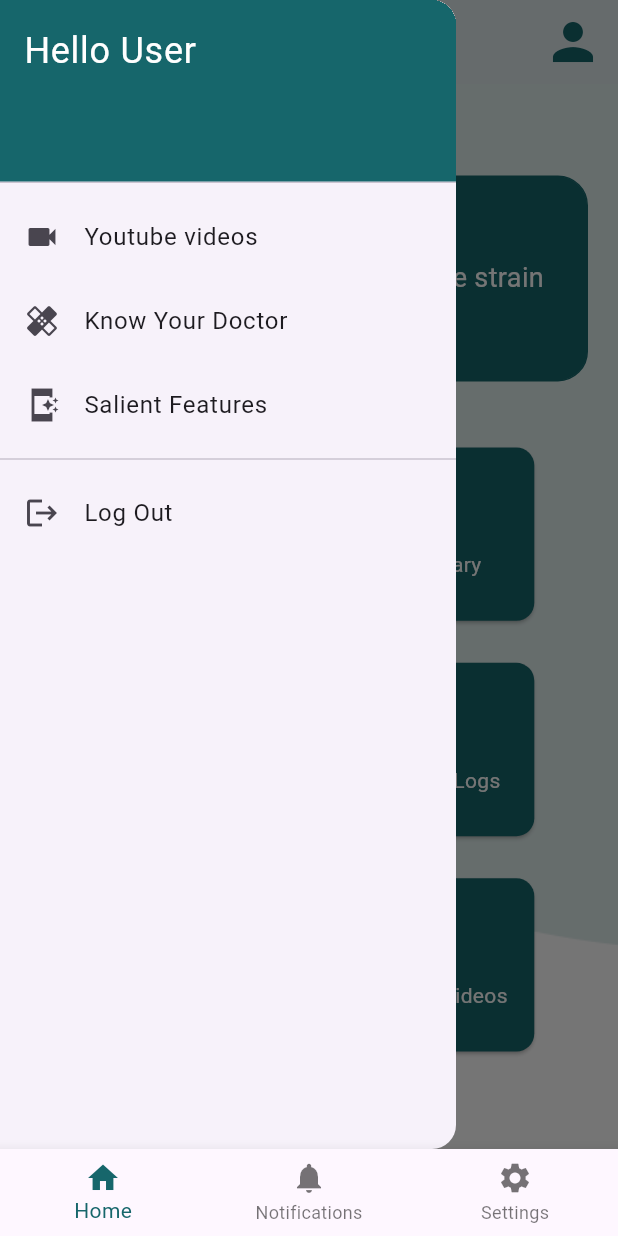
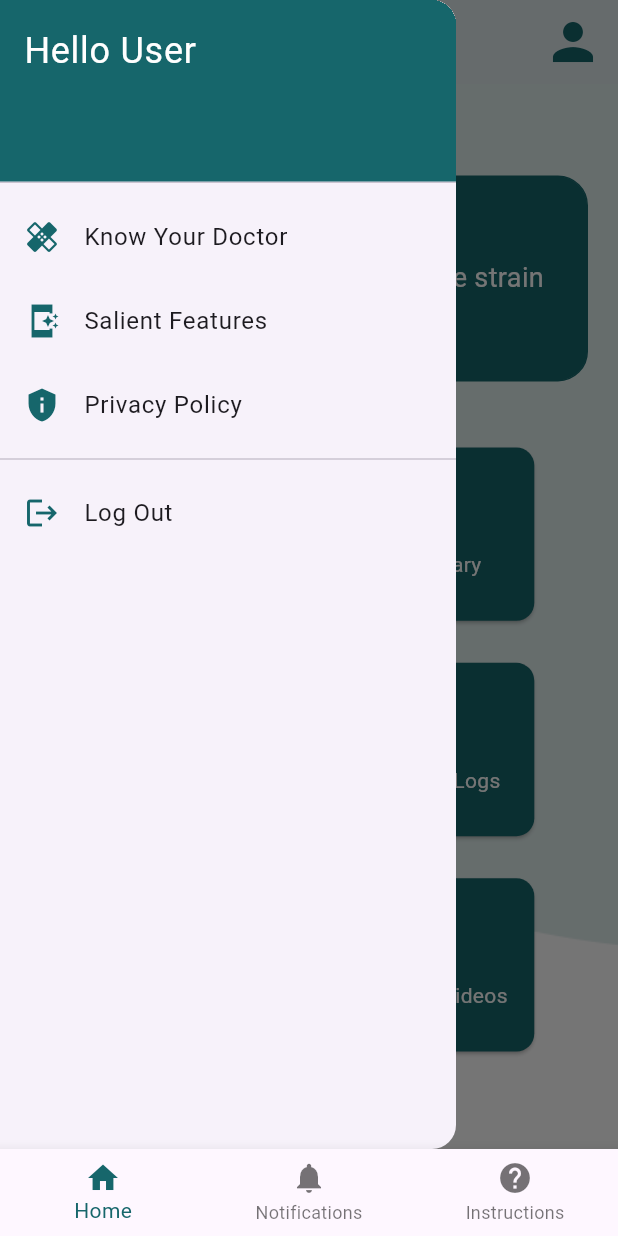
Before and after one commit to sanikaahadap/migraine_review, a Flutter app: the screen it shows once a user with an empty profile is signed in, with the side drawer open, on a phone screen of 412 x 824 dp. Run offline on Flutter 3.47's test engine with Material 3 defaults, Android fonts, the phone set to English and light mode, and no system bars; our stand-ins replace carousel_slider, cloud_firestore, file_picker, firebase_auth, firebase_core, firebase_storage and 9 more; missing offline and left inert: easy_pdf_viewer; accounts and stored records are empty.

Commit message:
added instructions manual, minor content changes in diary, settings removed

```diff
--- a/lib/user_home/home.dart
+++ b/lib/user_home/home.dart
@@ -7,9 +7,10 @@ import 'package:neurooooo/main_features/midas_assessment/midas.dart';
 import 'package:neurooooo/onboarding/animated_page.dart';
 import 'package:neurooooo/salient_features.dart';
 import 'package:neurooooo/user_home/doctor_info_page.dart';
-import 'package:neurooooo/user_home/settings.dart';
+import 'package:neurooooo/user_home/instruction_manual.dart';
 import 'package:neurooooo/main_features/faqs/faqs.dart';
 import 'package:neurooooo/main_features/calendar/calendar.dart';
+import 'package:neurooooo/user_home/privacy_policy.dart';
 import 'package:neurooooo/user_home/profile.dart';
 import 'package:neurooooo/main_features/personal_diary/diary.dart';
 import 'package:neurooooo/main_features/migraine_logs/migraine_logs.dart';
@@ -363,17 +364,7 @@ class HomePageState extends State<HomePage> {
               ),
             ),
             ListTile(
-              leading: const Icon(Icons.videocam), // Icon for YT videos
-              title: const Text('Youtube videos'),
-              onTap: () {
-                Navigator.push(
-                  context,
-                  MaterialPageRoute(builder: (context) => const YoutubeTips()),
-                );
-              },
-            ),
-            ListTile(
-              leading: const Icon(Icons.healing), // Icon for Know Your Doctor
+              leading: const Icon(Icons.healing, color: Color(0xFF16666B)), // Icon for Know Your Doctor
               title: const Text('Know Your Doctor'),
               onTap: () {
                 Navigator.push(
@@ -383,7 +374,7 @@ class HomePageState extends State<HomePage> {
               },
             ),
             ListTile(
-              leading: const Icon(Icons.app_shortcut_sharp), // Icon for FAQs
+              leading: const Icon(Icons.app_shortcut_sharp, color: Color(0xFF16666B)), // Icon for FAQs
               title: const Text('Salient Features'),
               onTap: () {
                 Navigator.push(
@@ -392,9 +383,19 @@ class HomePageState extends State<HomePage> {
                 );
               },
             ),
+            ListTile(
+              leading: const Icon(Icons.privacy_tip, color: Color(0xFF16666B)), // Icon for YT videos
+              title: const Text('Privacy Policy'),
+              onTap: () {
+                Navigator.push(
+                  context,
+                  MaterialPageRoute(builder: (context) => const PrivacyPolicyDescription()),
+                );
+              },
+            ),
             const Divider(),
             ListTile(
-              leading: const Icon(Icons.logout), // Icon for Log Out
+              leading: const Icon(Icons.logout, color: Color(0xFF16666B)), // Icon for Log Out
               title: const Text('Log Out'),
               onTap:()=> signUserOut(context),
             ),
--- a/lib/user_home/nav_bar.dart
+++ b/lib/user_home/nav_bar.dart
@@ -1,7 +1,7 @@
 import 'package:flutter/material.dart';
 import 'package:neurooooo/user_home/home.dart';
 import 'package:neurooooo/user_home/notifications.dart';
-import 'package:neurooooo/user_home/settings.dart';
+import 'package:neurooooo/user_home/instruction_manual.dart';
 
 class CustomBottomNavigationBar extends StatefulWidget {
   const CustomBottomNavigationBar({super.key});
@@ -23,7 +23,7 @@ class _CustomBottomNavigationBarState extends State<CustomBottomNavigationBar> {
   final List<Widget> _pages = [
     const HomePage(),
     const AnalysisPage(),
-    const SettingsPage(),
+    const InstructionManualPage(),
   ];
 
   @override
@@ -45,8 +45,8 @@ class _CustomBottomNavigationBarState extends State<CustomBottomNavigationBar> {
             label: 'Notifications',
           ),
           BottomNavigationBarItem(
-            icon: Icon(Icons.settings),
-            label: 'Settings',
+            icon: Icon(Icons.help_outlined),
+            label: 'Instructions',
           ),
         ],
       ),
```
Also changed, not shown: lib/user_home/instruction_manual.dart (added, +97 -0 lines), lib/user_home/privacy_policy.dart (added, +44 -0 lines), lib/user_home/settings.dart (deleted, +0 -97 lines), pubspec.lock.
